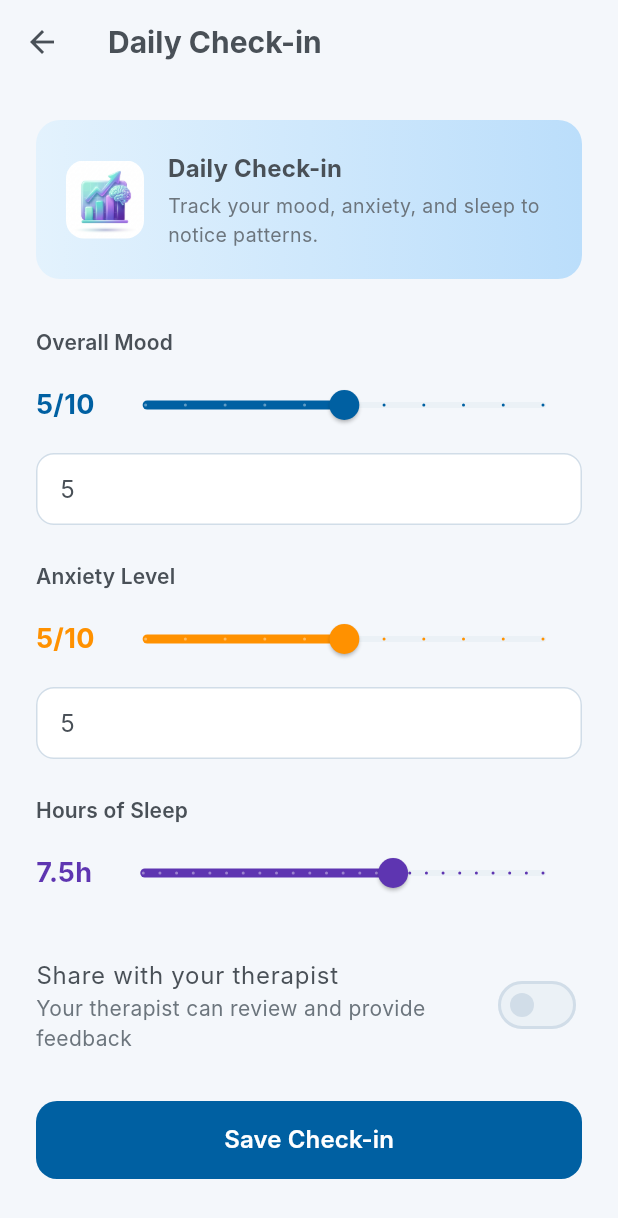
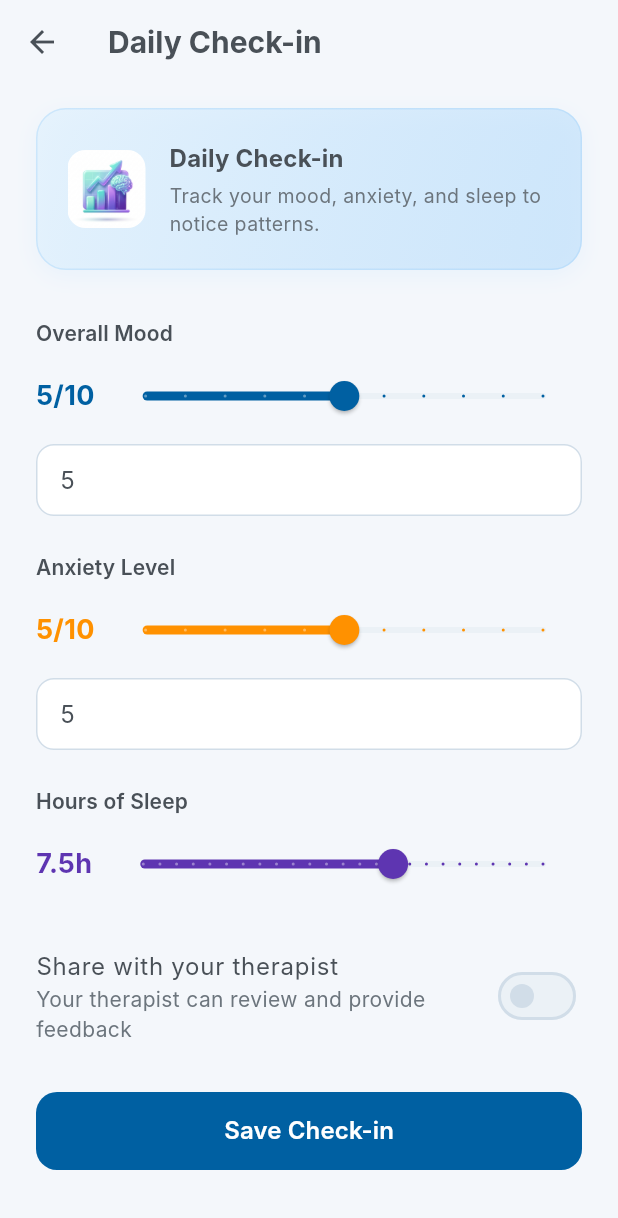
Before and after one commit to Ptl-Tech/Chiromo-app, a Flutter app: the DailyCheckinScreen screen opened by its route, on a phone screen of 412 x 824 dp. Shown: the top 1218 px of the screen. Run offline on Flutter 3.47's test engine with Material 3 defaults, Android fonts, the phone set to English and light mode, and no system bars; our stand-ins replace dio, equatable, firebase_messaging, fl_chart, flutter_local_notifications, flutter_riverpod and 9 more; accounts and stored records are empty; Roboto replaces fonts that are missing (Inter).

Commit message:
CBT improvement

```diff
--- a/lib/features/patient/presentation/screens/behavioral_activation_screen.dart
+++ b/lib/features/patient/presentation/screens/behavioral_activation_screen.dart
@@ -173,6 +173,7 @@ class _BehavioralActivationScreenState
             ),
           ),
         ),
+      ),
     );
   }
 
--- a/lib/features/patient/presentation/screens/daily_checkin_screen.dart
+++ b/lib/features/patient/presentation/screens/daily_checkin_screen.dart
@@ -46,8 +46,9 @@ class _DailyCheckinScreenState extends ConsumerState<DailyCheckinScreen> {
     return AppScaffold(
       title: 'Daily Check-in',
       showBack: true,
-      body: SingleChildScrollView(
-        padding: const EdgeInsets.all(24),
+      body: SafeArea(
+        child: SingleChildScrollView(
+          padding: const EdgeInsets.fromLTRB(24, 16, 24, 24),
           child: Column(
             crossAxisAlignment: CrossAxisAlignment.start,
             children: [
@@ -55,10 +56,26 @@ class _DailyCheckinScreenState extends ConsumerState<DailyCheckinScreen> {
               Container(
                 padding: const EdgeInsets.all(20),
                 decoration: BoxDecoration(
-                gradient: const LinearGradient(
-                  colors: [Color(0xFFE3F2FD), Color(0xFFBBDEFB)],
+                  gradient: LinearGradient(
+                    colors: [
+                      const Color(0xFFE3F2FD).withValues(alpha: 0.8),
+                      const Color(0xFFBBDEFB).withValues(alpha: 0.6),
+                    ],
+                    begin: Alignment.topLeft,
+                    end: Alignment.bottomRight,
                   ),
-                borderRadius: BorderRadius.circular(16),
+                  borderRadius: BorderRadius.circular(20),
+                  border: Border.all(
+                    color: const Color(0xFF90CAF9).withValues(alpha: 0.3),
+                    width: 1,
+                  ),
+                  boxShadow: [
+                    BoxShadow(
+                      color: const Color(0xFF64B5F6).withValues(alpha: 0.08),
+                      blurRadius: 12,
+                      offset: const Offset(0, 4),
+                    ),
+                  ],
                 ),
                 child: Row(
                   children: [
@@ -295,6 +312,7 @@ class _DailyCheckinScreenState extends ConsumerState<DailyCheckinScreen> {
             ],
           ),
         ),
+      ),
     );
   }
 
```
Also changed, not shown: lib/features/patient/presentation/screens/emergency_screen.dart (+6 -2 lines), lib/features/patient/presentation/screens/exposure_ladder_screen.dart (+23 -5 lines), lib/features/patient/presentation/screens/thought_record_screen.dart (+23 -5 lines). Lines whose indentation alone changed are shown as unchanged.
